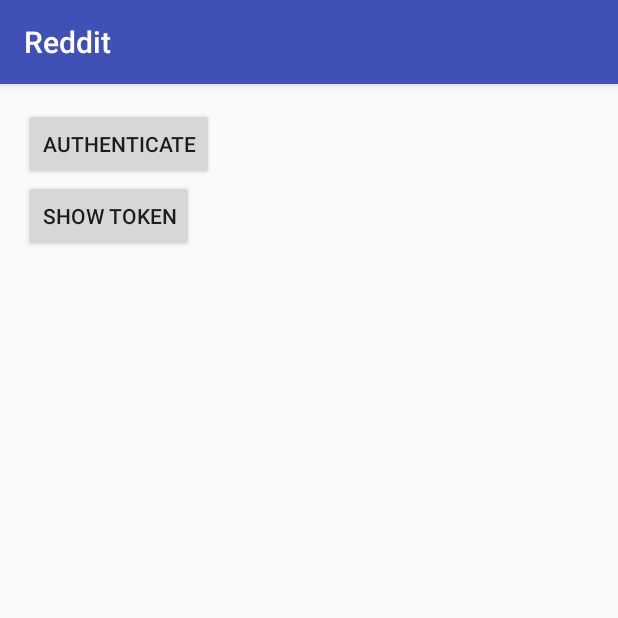
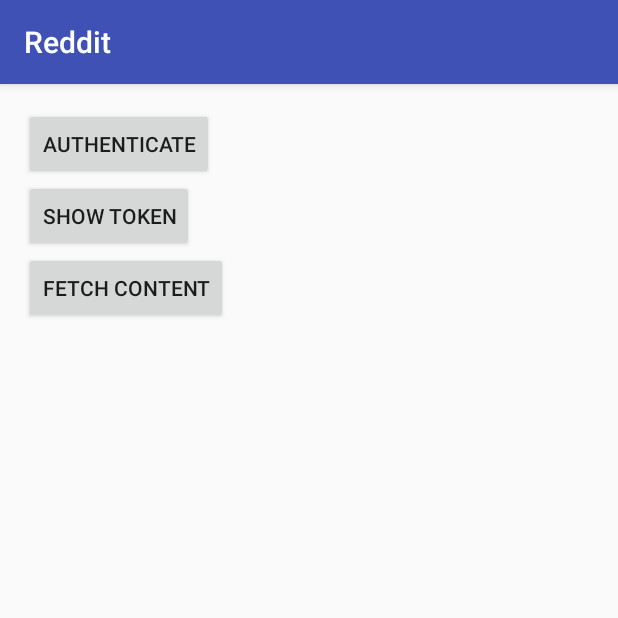
Before and after one commit to heb-dtc/reddit, an Android app: the screen it shows after launch (HomeActivity), on a phone screen of 412 x 824 dp, the top half of it. Run offline under Robolectric (Android 15) with nearby library versions, the phone set to English and light mode, and no system bars; libraries missing offline, so code that uses them is left out: retrofit.client, retrofit.mime; 2 statements that could not run were skipped.

Commit message:
Add service to fetch content
Provide a service and a service client
Add button on home page to fetch content
Call serviceclient from HomeActivity

```diff
--- a/app/src/main/java/com/heb/reddit/HomeActivity.java
+++ b/app/src/main/java/com/heb/reddit/HomeActivity.java
@@ -8,12 +8,15 @@ import android.widget.Toast;
 
 import com.heb.reddit.network.authentication.AuthenticationServiceClient;
 import com.heb.reddit.network.authentication.TokenSafe;
+import com.heb.reddit.network.content.ContentServiceClient;
 
 public class HomeActivity extends AppCompatActivity {
-
     private Button authenticateButton;
     private Button showTokenButton;
+    private Button fetchContentButton;
+
     private AuthenticationServiceClient serviceClient;
+    private ContentServiceClient contentServiceClient;
 
     @Override
     protected void onCreate(Bundle savedInstanceState) {
@@ -22,6 +25,7 @@ public class HomeActivity extends AppCompatActivity {
 
         authenticateButton = (Button) findViewById(R.id.authenticate_button);
         showTokenButton = (Button) findViewById(R.id.show_token_button);
+        fetchContentButton = (Button) findViewById(R.id.fetch_content_button);
 
         final TokenSafe tokenSafe = TokenSafe.newInstance(getApplicationContext());
         serviceClient = new AuthenticationServiceClient(tokenSafe);
@@ -40,5 +44,14 @@ public class HomeActivity extends AppCompatActivity {
                 Toast.makeText(getApplicationContext(), "Current token is: " + token, Toast.LENGTH_LONG).show();
             }
         });
+
+        contentServiceClient = new ContentServiceClient(tokenSafe);
+        fetchContentButton.setOnClickListener(new View.OnClickListener() {
+            @Override
+            public void onClick(View v) {
+                contentServiceClient.fetchPageContent("new");
+                contentServiceClient.fetchSubRedditContent("tifu");
+            }
+        });
     }
 }
--- /dev/null
+++ b/app/src/main/java/com/heb/reddit/network/content/ContentServiceClient.java
@@ -0,0 +1,42 @@
+package com.heb.reddit.network.content;
+
+import android.util.Log;
+
+import com.heb.reddit.network.authentication.TokenSafe;
+
+import retrofit.Callback;
+import retrofit.RetrofitError;
+import retrofit.client.Response;
+import retrofit.mime.TypedInput;
+
+public class ContentServiceClient implements Callback<ContentResponse> {
+    private static final String TAG = ContentServiceClient.class.getCanonicalName();
+
+    private ContentService contentService;
+
+    public ContentServiceClient(TokenSafe tokenSafe) {
+        contentService = new ContentService(tokenSafe, this);
+    }
+
+    public void fetchPageContent(String pageName) {
+        contentService.getContent(pageName);
+    }
+
+    public void fetchSubRedditContent(String subReddit) {
+        contentService.getSubRedditContent(subReddit);
+    }
+
+    @Override
+    public void success(ContentResponse contentResponse, Response response) {
+        Log.d(TAG, "Content retrieval success: " + response.getUrl());
+        TypedInput body = response.getBody();
+
+        String rawJson =body.toString();
+        rawJson.isEmpty();
+    }
+
+    @Override
+    public void failure(RetrofitError error) {
+        Log.d(TAG, "Content retrieval failure: " + error.getMessage());
+    }
+}
--- a/app/src/main/res/layout/activity_home.xml
+++ b/app/src/main/res/layout/activity_home.xml
@@ -22,4 +22,11 @@
         android:layout_below="@id/authenticate_button"
         android:text="Show token" />
 
+    <Button
+        android:id="@+id/fetch_content_button"
+        android:layout_width="wrap_content"
+        android:layout_height="wrap_content"
+        android:layout_below="@id/show_token_button"
+        android:text="Fetch content" />
+
 </RelativeLayout>
```
Also changed, not shown: app/src/main/java/com/heb/reddit/network/content/ContentResponse.java (added, +17 -0 lines), app/src/main/java/com/heb/reddit/network/content/ContentService.java (added, +51 -0 lines), app/src/main/java/com/heb/reddit/network/content/ContentServiceDescription.java (added, +14 -0 lines).
